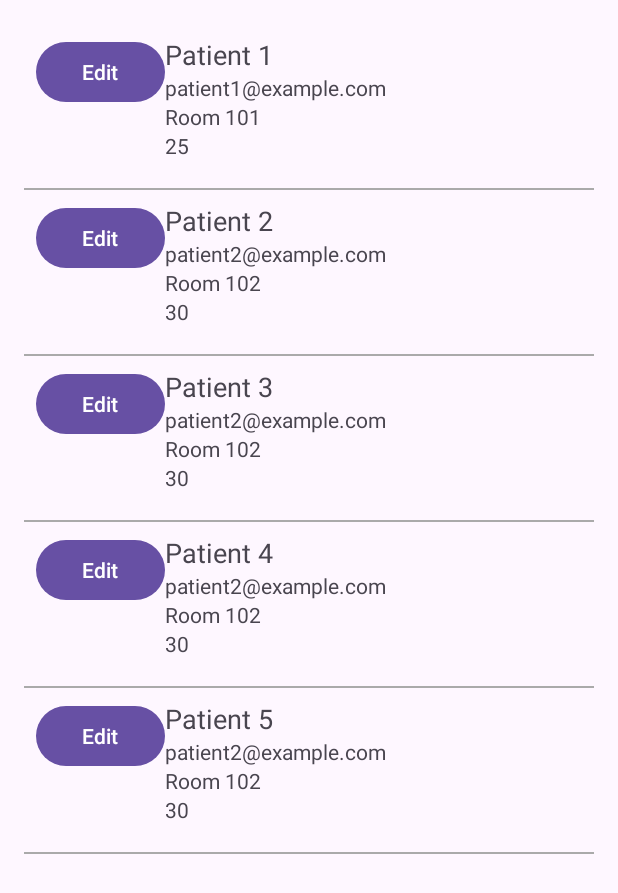
After one commit to manuel-mob/practice, an Android app: the PatientListCustomItem screen opened directly, with no data from a screen before it, on a phone screen of 412 x 824 dp. The commit adds this screen. Shown: the top 893 px of the screen. Run offline under Robolectric (Android 15) with nearby library versions, the phone set to English and light mode, and no system bars.

Commit message:
Se agrego un CustomItem donde se presenta un botton en el item. Se gestionar la definición del botón en el getview del Adaptar. Se estable una llamada callback para interactuar  en la actividad principal con la información de paciente y la posición espeficica para actualizar.

```diff
--- a/app/src/main/AndroidManifest.xml
+++ b/app/src/main/AndroidManifest.xml
@@ -12,6 +12,9 @@
         android:supportsRtl="true"
         android:theme="@style/Theme.Patients"
         tools:targetApi="31">
+        <activity
+            android:name=".PatientListCustomItem"
+            android:exported="false" />
         <activity
             android:name=".MediaActivity"
             android:exported="false" />
--- /dev/null
+++ b/app/src/main/java/cl/mmoscoso/practice/PatientListCustomItem.kt
@@ -0,0 +1,67 @@
+package cl.mmoscoso.practice
+
+import android.app.Activity
+import android.content.ClipData
+import android.content.Intent
+import androidx.appcompat.app.AppCompatActivity
+import android.os.Bundle
+import android.widget.ArrayAdapter
+import android.widget.ListView
+import cl.mmoscoso.practice.adapters.PatientListAdapterCustomButtonItem
+import cl.mmoscoso.practice.entity.Patient
+
+class PatientListCustomItem : AppCompatActivity() {
+
+    private lateinit var listViewPatientsCustomItem: ListView
+    private var listOption: Boolean = true
+    private var detailOption: Boolean = false
+    private lateinit var patients: MutableList<Patient>
+    private lateinit var adapterItems: PatientListAdapterCustomButtonItem
+    var EDIT_PATIENT_REQUEST_CODE = 1
+    override fun onCreate(savedInstanceState: Bundle?) {
+        super.onCreate(savedInstanceState)
+        setContentView(R.layout.activity_patient_list_custom_item)
+
+        // Initialize UI elements
+        listViewPatientsCustomItem = findViewById(R.id.listViewPatientsItemCustom)
+
+        // Create a sample list of patients (you should replace this with your data source)
+        patients = mutableListOf(
+            Patient("Patient 1", "patient1@example.com", "Room 101", 25, emptyList()),
+            Patient("Patient 2", "patient2@example.com", "Room 102", 30, emptyList()),
+            Patient("Patient 3", "patient2@example.com", "Room 102", 30, emptyList()),
+            Patient("Patient 4", "patient2@example.com", "Room 102", 30, emptyList()),
+            Patient("Patient 5", "patient2@example.com", "Room 102", 30, emptyList()),
+            // Add more patients as needed
+        )
+
+        adapterItems = PatientListAdapterCustomButtonItem(this, R.layout.list_item_custom_patient, patients)
+        listViewPatientsCustomItem.adapter = adapterItems
+
+        adapterItems.onEditClickListener = { patient,position ->
+            // Handle the edit action for the given patient
+            // Start the PatientEditActivity to edit the patient
+            val intent = Intent(this, PatientEditActivity::class.java)
+            intent.putExtra("patient", patient)
+            intent.putExtra("position", position)
+            startActivityForResult(intent, EDIT_PATIENT_REQUEST_CODE)
+        }
+    }
+
+    override fun onActivityResult(requestCode: Int, resultCode: Int, data: Intent?) {
+        super.onActivityResult(requestCode, resultCode, data)
+
+        if (requestCode == EDIT_PATIENT_REQUEST_CODE && resultCode == Activity.RESULT_OK) {
+            val editedPatient = data?.getParcelableExtra<Patient>("patient")
+            val position = data!!.getIntExtra("position",-1)
+
+            if (position != -1) {
+                if (editedPatient != null) {
+                    patients.set(position,editedPatient)
+                }
+            }
+            adapterItems.notifyDataSetChanged()
+        }
+    }
+
+}
--- /dev/null
+++ b/app/src/main/java/cl/mmoscoso/practice/adapters/PatientAdapterCustomButtonItem.kt
@@ -0,0 +1,54 @@
+package cl.mmoscoso.practice.adapters
+
+import android.content.Context
+import android.content.Intent
+import android.view.LayoutInflater
+import android.view.View
+import android.view.ViewGroup
+import android.widget.ArrayAdapter
+import android.widget.TextView
+import androidx.core.app.ActivityCompat.startActivityForResult
+import cl.mmoscoso.practice.PatientEditActivity
+import cl.mmoscoso.practice.R
+import cl.mmoscoso.practice.entity.Patient
+
+class PatientListAdapterCustomButtonItem(
+    context: Context,
+    resource: Int,
+    patients: List<Patient>
+) : ArrayAdapter<Patient>(context, resource, patients) {
+
+    var onEditClickListener: ((Patient,Int) -> Unit)? = null
+
+    override fun getView(position: Int, convertView: View?, parent: ViewGroup): View {
+        val inflater = context.getSystemService(Context.LAYOUT_INFLATER_SERVICE) as LayoutInflater
+        val listItemView = convertView ?: inflater.inflate(R.layout.list_item_custom_patient, null)
+
+        // Get the patient data at the current position
+        val patient = getItem(position)
+
+        // Bind patient data to TextViews in the custom layout
+        val nameTextView = listItemView.findViewById<TextView>(R.id.textViewName)
+        val emailTextView = listItemView.findViewById<TextView>(R.id.textViewEmail)
+        val roomTextView = listItemView.findViewById<TextView>(R.id.textViewRoom)
+        val ageTextView = listItemView.findViewById<TextView>(R.id.textViewAge)
+        val buttonEdit = listItemView.findViewById<TextView>(R.id.buttonEditItemPatient)
+
+        buttonEdit.setOnClickListener{
+            if (patient != null) {
+                onEditClickListener?.invoke(patient,position)
+            }
+        }
+
+
+        // Set the patient data in the TextViews
+        nameTextView.text = patient?.name
+        emailTextView.text = patient?.email
+        roomTextView.text = patient?.room
+        ageTextView.text = patient?.age.toString()
+
+        return listItemView
+    }
+
+
+}
--- /dev/null
+++ b/app/src/main/res/layout/activity_patient_list_custom_item.xml
@@ -0,0 +1,21 @@
+<?xml version="1.0" encoding="utf-8"?>
+<LinearLayout xmlns:android="http://schemas.android.com/apk/res/android"
+    xmlns:app="http://schemas.android.com/apk/res-auto"
+    xmlns:tools="http://schemas.android.com/tools"
+    android:layout_width="match_parent"
+    android:layout_height="match_parent"
+    android:orientation="vertical"
+    android:padding="16dp"
+    tools:context=".PatientListActivity">
+
+    <ListView
+        android:id="@+id/listViewPatientsItemCustom"
+        android:layout_width="match_parent"
+        android:layout_height="wrap_content"
+        android:layout_weight="1"
+        android:divider="@android:color/darker_gray"
+        android:dividerHeight="1dp" />
+
+    <!-- Other UI elements and patient list items go here -->
+
+</LinearLayout>
--- a/app/src/main/res/layout/card_container.xml
+++ b/app/src/main/res/layout/card_container.xml
@@ -39,6 +39,12 @@ android:layout_height="match_parent">
             layout="@layout/card_view"
             android:layout_width="match_parent"
             android:layout_height="wrap_content" />
+
+        <include
+            android:id="@+id/card6"
+            layout="@layout/card_view"
+            android:layout_width="match_parent"
+            android:layout_height="wrap_content" />
         <!-- Add more card views as needed -->
 
     </LinearLayout>
--- /dev/null
+++ b/app/src/main/res/layout/list_item_custom_patient.xml
@@ -0,0 +1,55 @@
+<?xml version="1.0" encoding="utf-8"?>
+<LinearLayout
+    xmlns:android="http://schemas.android.com/apk/res/android"
+    android:layout_width="match_parent"
+    android:layout_height="wrap_content"
+    android:orientation="vertical"
+    android:padding="8dp">
+
+    <LinearLayout
+        android:layout_width="match_parent"
+        android:layout_height="93dp"
+        android:orientation="horizontal">
+
+        <Button
+            android:id="@+id/buttonEditItemPatient"
+            android:layout_width="171dp"
+            android:layout_height="wrap_content"
+            android:layout_weight="1"
+            android:text="@string/btn_edit" />
+
+        <LinearLayout
+            android:layout_width="match_parent"
+            android:layout_height="108dp"
+            android:layout_weight="1"
+            android:orientation="vertical">
+
+            <TextView
+                android:id="@+id/textViewName"
+                android:layout_width="wrap_content"
+                android:layout_height="wrap_content"
+                android:text="Name: "
+                android:textSize="18sp" />
+
+            <TextView
+                android:id="@+id/textViewEmail"
+                android:layout_width="wrap_content"
+                android:layout_height="wrap_content"
+                android:text="Email: " />
+
+            <TextView
+                android:id="@+id/textViewRoom"
+                android:layout_width="wrap_content"
+                android:layout_height="wrap_content"
+                android:text="Room: " />
+
+            <TextView
+                android:id="@+id/textViewAge"
+                android:layout_width="wrap_content"
+                android:layout_height="wrap_content"
+                android:text="Age: " />
+        </LinearLayout>
+    </LinearLayout>
+
+    <!-- Add more TextViews here to display additional patient information -->
+</LinearLayout>
--- a/app/src/main/res/values/strings.xml
+++ b/app/src/main/res/values/strings.xml
@@ -12,12 +12,17 @@
     <string name="card_title_sensor">List of sensors</string>
     <string name="card_title_practice">Ejemplo XML Activity</string>
     <string name="card_title_mediaplayer">Media player</string>
+    <string name="card_title_customitem">Custom Item</string>
     <string name="card_desc_patients">Activity with ListView and custom adapters. CRUD of patients.</string>
     <string name="card_desc_touch">Activity with the listener of several touch events.</string>
     <string name="card_desc_sensor">Activity with the list of the sensors presents in the device.</string>
     <string name="card_desc_practice">El ejemplo cuenta con un EditText, Button y una lista que almacena lo que guardas</string>
     <string name="card_desc_mediaplayer">Activity with MediaPlayer and some controls with buttons</string>
+    <string name="card_desc_customitem">Activity with Custom item with a button for interact</string>
+
     <string name="message_delete_patient">"Are you sure you want to delete this item?"</string>
     <string name="btn_delete">Delete</string>
     <string name="btn_cancel">Cancel</string>
+    <string name="btn_edit">Edit</string>
+
 </resources>
```
Also changed, not shown: app/src/main/java/cl/mmoscoso/practice/MainActivity.kt (+11 -0 lines), app/src/main/res/layout/activity_main.xml (deleted, +0 -82 lines).
